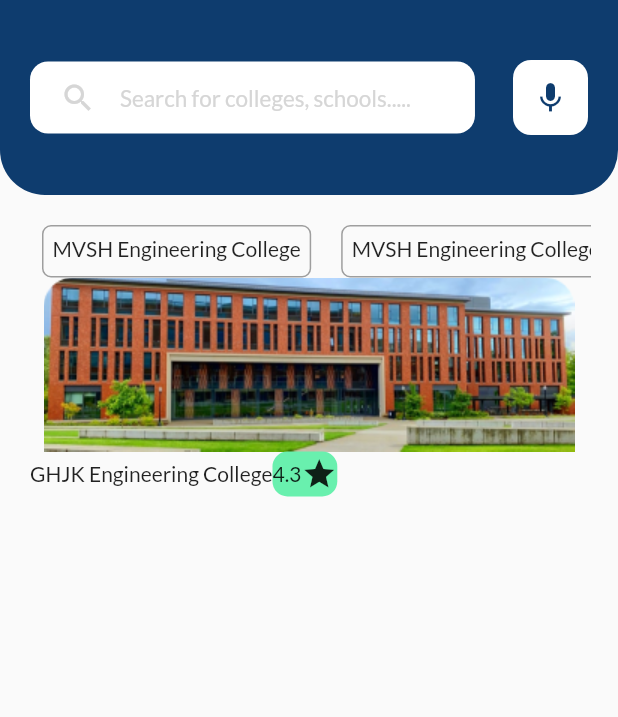
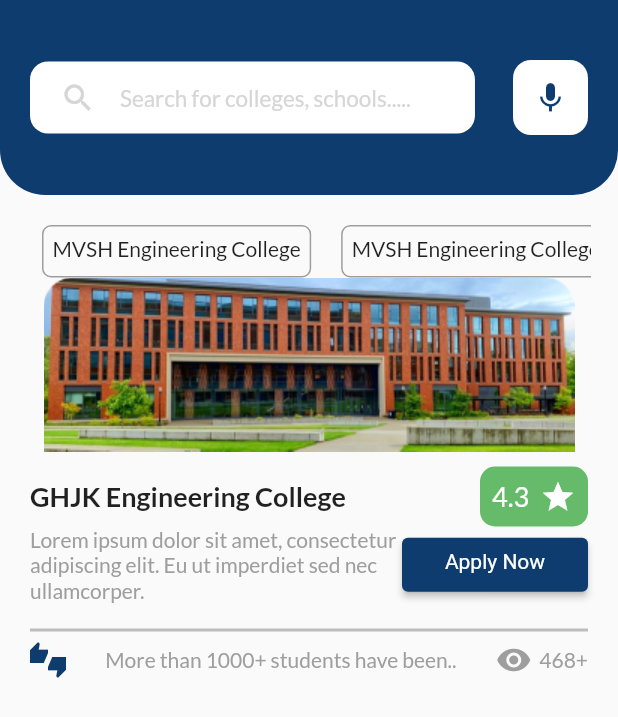
Before and after one commit to najmulmyself/Higher-Study, a Flutter app: the CollegeList screen opened directly, on a phone screen of 412 x 824 dp. Shown: the top 717 px of the screen. Run offline on Flutter 3.47's test engine with Material 2 defaults, Android fonts, the phone set to English and light mode, and no system bars; our stand-ins replace bottom_navy_bar, google_fonts, persistent_bottom_nav_bar.

Commit message:
added college card

```diff
--- a/lib/component/college_card.dart
+++ b/lib/component/college_card.dart
@@ -1,4 +1,4 @@
-// ignore_for_file: prefer_const_constructors
+// ignore_for_file: prefer_const_constructors, prefer_const_literals_to_create_immutables
 
 import 'package:flutter/material.dart';
 
@@ -8,32 +8,114 @@ class CollegeCard extends StatelessWidget {
   @override
   Widget build(BuildContext context) {
     return Container(
-      height: 250,
+      height: 270,
       decoration: BoxDecoration(
-        // color: Colors.red,
         borderRadius: BorderRadius.circular(30),
       ),
       child: Column(
         children: [
           Image.asset('assets/images/coll-card1.png'),
+          SizedBox(
+            height: 10,
+          ),
           Column(
             children: [
               Row(
+                mainAxisAlignment: MainAxisAlignment.spaceBetween,
                 children: [
-                  Text('GHJK Engineering College'),
+                  Text(
+                    'GHJK Engineering College',
+                    style: TextStyle(
+                      fontWeight: FontWeight.bold,
+                      fontSize: 18,
+                    ),
+                  ),
                   Container(
-                    height: 30,
+                    height: 40,
+                    width: 72,
                     decoration: BoxDecoration(
-                      color: Colors.greenAccent,
+                      color: Colors.green.shade400,
                       borderRadius: BorderRadius.circular(10),
                     ),
-                    child: Row(
-                      children: [
-                        Text('4.3'),
-                        Icon(Icons.star),
-                      ],
+                    child: Padding(
+                      padding: const EdgeInsets.all(8.0),
+                      child: Row(
+                        crossAxisAlignment: CrossAxisAlignment.center,
+                        mainAxisAlignment: MainAxisAlignment.spaceBetween,
+                        children: [
+                          Text(
+                            '4.3',
+                            style: TextStyle(fontSize: 18, color: Colors.white),
+                          ),
+                          Icon(
+                            Icons.star,
+                            color: Colors.white,
+                          ),
+                        ],
+                      ),
                     ),
                   )
+                ],
+              ),
+              Row(
+                children: [
+                  Expanded(
+                    flex: 2,
+                    child: Text(
+                      'Lorem ipsum dolor sit amet, consectetur adipiscing elit. Eu ut imperdiet sed nec ullamcorper.',
+                      style: TextStyle(color: Colors.grey),
+                    ),
+                  ),
+                  Expanded(
+                    flex: 1,
+                    child: ElevatedButton(
+                      style: ElevatedButton.styleFrom(
+                          primary: Color(0xff0E3C6E),
+                          textStyle: TextStyle(color: Colors.white)),
+                      onPressed: () {},
+                      child: Container(
+                        height: 20,
+                        decoration: BoxDecoration(),
+                        child: Text('Apply Now'),
+                      ),
+                    ),
+                  )
+                ],
+              )
+            ],
+          ),
+          SizedBox(
+            height: 10,
+          ),
+          Divider(
+            thickness: 2,
+            color: Colors.grey.shade400,
+          ),
+          Row(
+            mainAxisAlignment: MainAxisAlignment.spaceBetween,
+            children: [
+              Icon(
+                Icons.thumbs_up_down_sharp,
+                color: Color(0xff0E3C6E),
+              ),
+              Text(
+                'More than 1000+ students have been..',
+                style: TextStyle(color: Colors.grey),
+              ),
+              Row(
+                mainAxisAlignment: MainAxisAlignment.spaceBetween,
+                children: [
+                  Icon(
+                    Icons.remove_red_eye,
+                    color: Colors.grey,
+                  ),
+                  SizedBox(
+                    width: 5,
+                  ),
+                  Text(
+                    '468+',
+                    style: TextStyle(color: Colors.grey),
+                  ),
                 ],
               )
             ],
```
